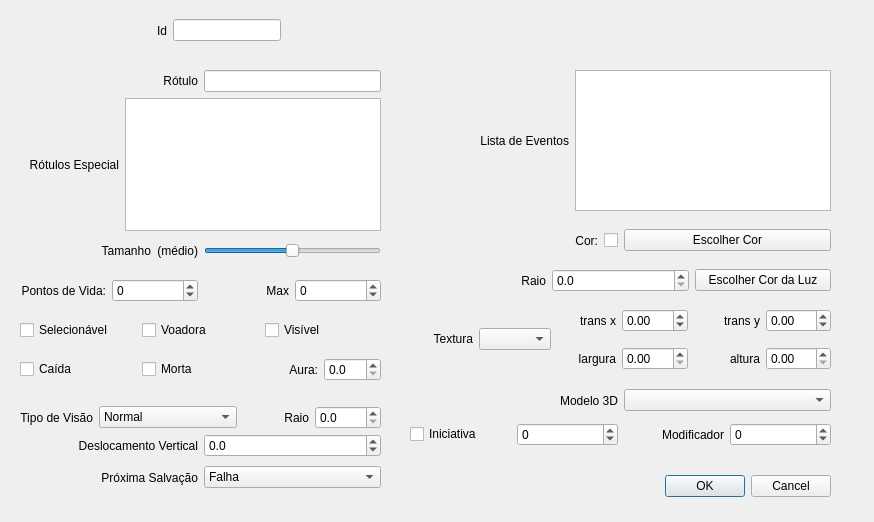
The window that ifg/qt/ui/entidade.ui (matferib/tabuleiro-virtual) describes before a commit, drawn with Qt 5.
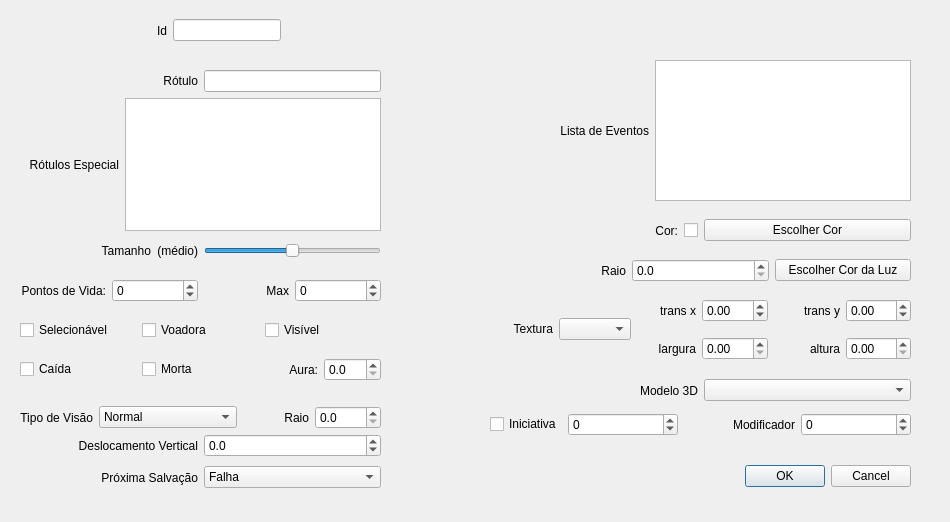
The same window after the commit.

Commit message: atualizacao de ui

The edit to the form file:
```diff
--- a/ifg/qt/ui/entidade.ui
+++ b/ifg/qt/ui/entidade.ui
@@ -7,7 +7,7 @@
    <rect>
     <x>0</x>
     <y>0</y>
-    <width>874</width>
+    <width>950</width>
     <height>522</height>
    </rect>
   </property>
@@ -26,8 +26,8 @@
   <widget class="QDialogButtonBox" name="botoes">
    <property name="geometry">
     <rect>
-     <x>490</x>
-     <y>470</y>
+     <x>570</x>
+     <y>460</y>
      <width>341</width>
      <height>32</height>
     </rect>
@@ -68,8 +68,8 @@
   <widget class="QWidget" name="horizontalLayoutWidget_2">
    <property name="geometry">
     <rect>
-     <x>410</x>
-     <y>220</y>
+     <x>490</x>
+     <y>210</y>
      <width>421</width>
      <height>41</height>
     </rect>
@@ -123,8 +123,8 @@
   <widget class="QWidget" name="horizontalLayoutWidget_3">
    <property name="geometry">
     <rect>
-     <x>410</x>
-     <y>260</y>
+     <x>490</x>
+     <y>250</y>
      <width>421</width>
      <height>41</height>
     </rect>
@@ -582,8 +582,8 @@
   <widget class="QWidget" name="layoutWidget_2">
    <property name="geometry">
     <rect>
-     <x>410</x>
-     <y>70</y>
+     <x>490</x>
+     <y>60</y>
      <width>421</width>
      <height>141</height>
     </rect>
@@ -684,8 +684,8 @@
   <widget class="QWidget" name="horizontalLayoutWidget_9">
    <property name="geometry">
     <rect>
-     <x>410</x>
-     <y>380</y>
+     <x>490</x>
+     <y>370</y>
      <width>421</width>
      <height>41</height>
     </rect>
@@ -709,8 +709,8 @@
   <widget class="QWidget" name="layoutWidget">
    <property name="geometry">
     <rect>
-     <x>410</x>
-     <y>300</y>
+     <x>490</x>
+     <y>290</y>
      <width>141</width>
      <height>78</height>
     </rect>
@@ -734,8 +734,8 @@
   <widget class="QWidget" name="gridLayoutWidget">
    <property name="geometry">
     <rect>
-     <x>550</x>
-     <y>300</y>
+     <x>630</x>
+     <y>290</y>
      <width>281</width>
      <height>81</height>
     </rect>
@@ -876,8 +876,8 @@
   <widget class="QWidget" name="layoutWidget_3">
    <property name="geometry">
     <rect>
-     <x>410</x>
-     <y>420</y>
+     <x>490</x>
+     <y>410</y>
      <width>421</width>
      <height>29</height>
     </rect>
@@ -885,6 +885,12 @@
    <layout class="QHBoxLayout" name="horizontalLayout_28">
     <item>
      <widget class="QCheckBox" name="checkbox_iniciativa">
+      <property name="sizePolicy">
+       <sizepolicy hsizetype="Fixed" vsizetype="Fixed">
+        <horstretch>0</horstretch>
+        <verstretch>0</verstretch>
+       </sizepolicy>
+      </property>
       <property name="toolTip">
        <string>Se marco, entidade cairá.</string>
       </property>
```
Left out of the diff: 18 changed lines with no effect on the pictures. The commit also changes 1 other file.
